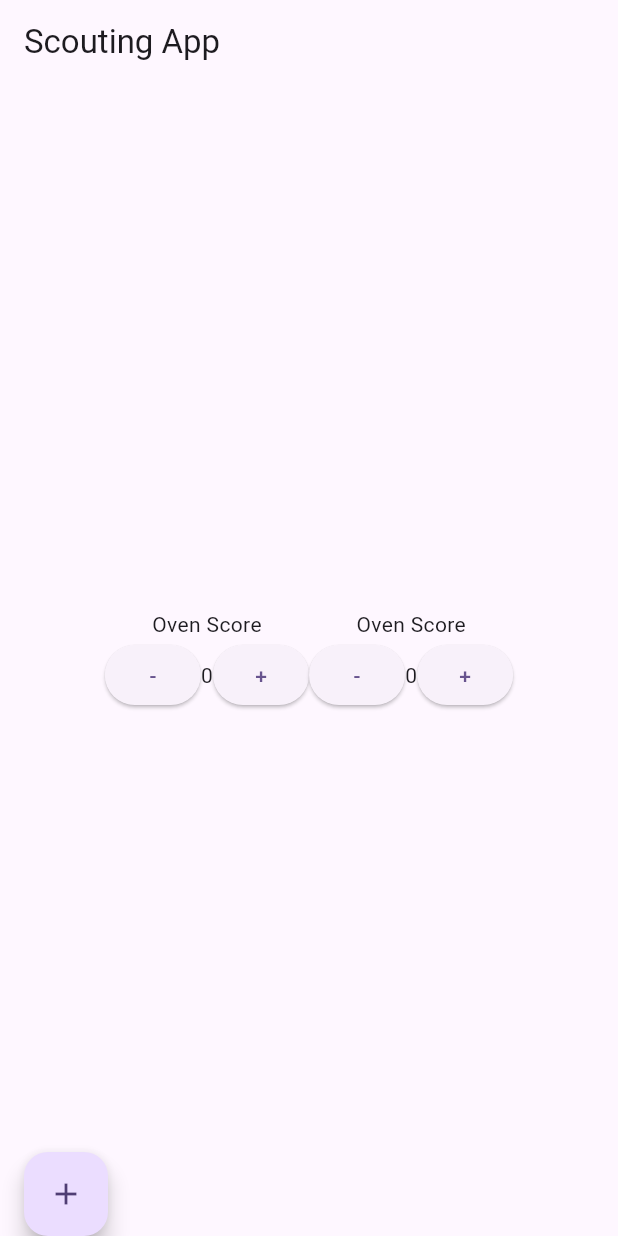
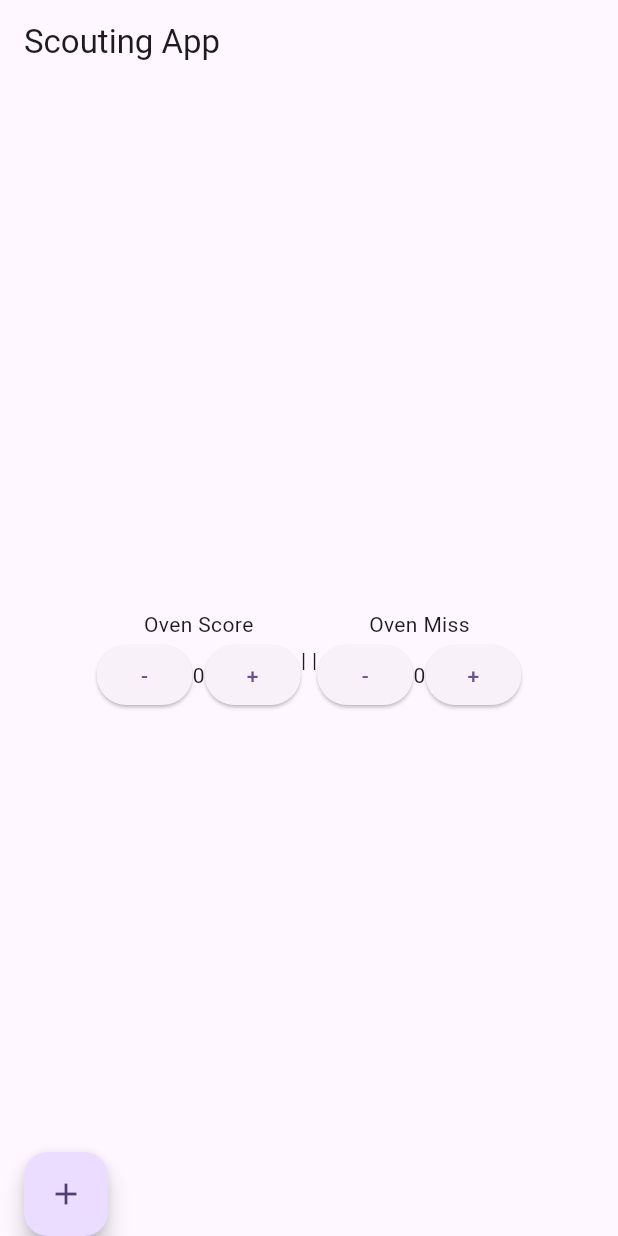
Before and after one commit to LeftAsteri/Prototyping-challenge, a Flutter app: the screen it shows after launch, on a phone screen of 412 x 824 dp. Run offline on Flutter 3.47's test engine with Material 3 defaults, Android fonts, the phone set to English and light mode, and no system bars.

Commit message:
Original File

```diff
--- a/lib/main.dart
+++ b/lib/main.dart
@@ -91,8 +91,9 @@ class _MyHomePageState extends State<MyHomePage> {
                     });
                   },
                 ),
+                Text('|\t|'),
                 ScoreButton(
-                  title: 'Oven Score',
+                  title: 'Oven Miss',
                   displayScore: '$ovenMiss',
                   onPressed: () {
                     setState(() {
```
